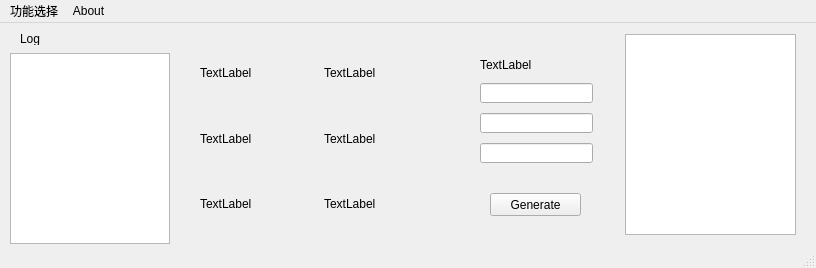
Above: microwave.ui from zhuowenzheng/Microwave_Circuit_Parameter_Matrix_Calculator before the change. Below: the same form after it.
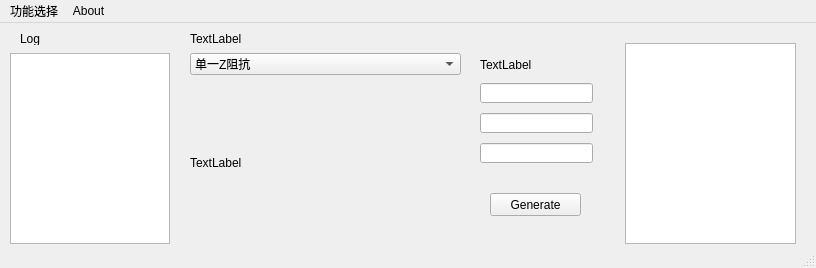
That is the form after the change.

Commit message: Redesign two-port circuit part

What changed in the file:
```diff
--- a/microwave.ui
+++ b/microwave.ui
@@ -27,65 +27,11 @@
      <number>0</number>
     </property>
     <widget class="QWidget" name="page">
-     <widget class="QWidget" name="gridLayoutWidget">
-      <property name="geometry">
-       <rect>
-        <x>10</x>
-        <y>10</y>
-        <width>241</width>
-        <height>191</height>
-       </rect>
-      </property>
-      <layout class="QGridLayout" name="gridLayout">
-       <item row="1" column="0">
-        <widget class="QLabel" name="label_8">
-         <property name="text">
-          <string>TextLabel</string>
-         </property>
-        </widget>
-       </item>
-       <item row="1" column="1">
-        <widget class="QLabel" name="label_9">
-         <property name="text">
-          <string>TextLabel</string>
-         </property>
-        </widget>
-       </item>
-       <item row="0" column="1">
-        <widget class="QLabel" name="label_7">
-         <property name="text">
-          <string>TextLabel</string>
-         </property>
-        </widget>
-       </item>
-       <item row="0" column="0">
-        <widget class="QLabel" name="label_6">
-         <property name="text">
-          <string>TextLabel</string>
-         </property>
-        </widget>
-       </item>
-       <item row="2" column="0">
-        <widget class="QLabel" name="label_10">
-         <property name="text">
-          <string>TextLabel</string>
-         </property>
-        </widget>
-       </item>
-       <item row="2" column="1">
-        <widget class="QLabel" name="label_11">
-         <property name="text">
-          <string>TextLabel</string>
-         </property>
-        </widget>
-       </item>
-      </layout>
-     </widget>
      <widget class="QTextBrowser" name="textBrowser_3">
       <property name="geometry">
        <rect>
         <x>435</x>
-        <y>1</y>
+        <y>10</y>
         <width>171</width>
         <height>201</height>
        </rect>
@@ -147,6 +93,72 @@
        <string>TextLabel</string>
       </property>
      </widget>
+     <widget class="QWidget" name="verticalLayoutWidget_2">
+      <property name="geometry">
+       <rect>
+        <x>0</x>
+        <y>20</y>
+        <width>271</width>
+        <height>191</height>
+       </rect>
+      </property>
+      <layout class="QVBoxLayout" name="verticalLayout_2">
+       <item>
+        <widget class="QComboBox" name="comboBox_3">
+         <item>
+          <property name="text">
+           <string>单一Z阻抗</string>
+          </property>
+         </item>
+         <item>
+          <property name="text">
+           <string>单一Y导纳</string>
+          </property>
+         </item>
+         <item>
+          <property name="text">
+           <string>Z0=1, β</string>
+          </property>
+         </item>
+         <item>
+          <property name="text">
+           <string>N:1变压器</string>
+          </property>
+         </item>
+         <item>
+          <property name="text">
+           <string>三阻抗Z1,Z2,Z3</string>
+          </property>
+         </item>
+         <item>
+          <property name="text">
+           <string>三导纳Y1,Y2,Y3</string>
+          </property>
+         </item>
+        </widget>
+       </item>
+       <item>
+        <widget class="QLabel" name="label_6">
+         <property name="text">
+          <string>TextLabel</string>
+         </property>
+        </widget>
+       </item>
+      </layout>
+     </widget>
+     <widget class="QLabel" name="circuittitle">
+      <property name="geometry">
+       <rect>
+        <x>0</x>
+        <y>0</y>
+        <width>54</width>
+        <height>12</height>
+       </rect>
+      </property>
+      <property name="text">
+       <string>TextLabel</string>
+      </property>
+     </widget>
     </widget>
     <widget class="QWidget" name="page_2">
      <widget class="QLineEdit" name="lineEdit">
```
The commit also changes 2 other files.
